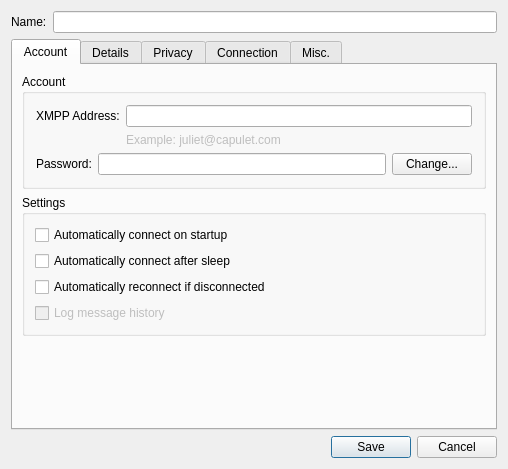
First picture: the form in src/accountmodify.ui, repository mconf/mconf-chat-desktop, before the edit.
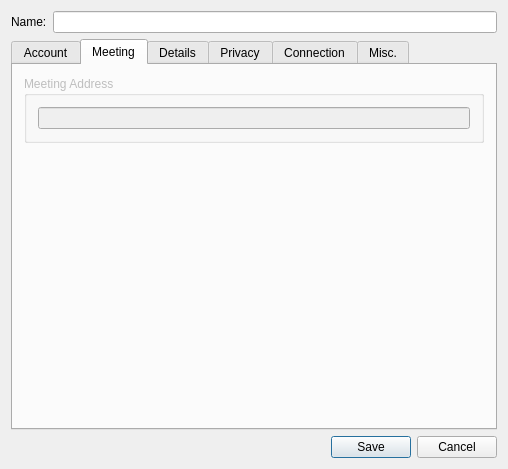
Second picture: the form after the edit. The open tabs and pages were chosen to show the change.

Commit message: layout for meeting address edit

What changed in the file:
```diff
--- a/src/accountmodify.ui
+++ b/src/accountmodify.ui
@@ -30,6 +30,9 @@
    </item>
    <item>
     <widget class="QTabWidget" name="tab_main">
+     <property name="enabled">
+      <bool>true</bool>
+     </property>
      <property name="tabShape">
       <enum>QTabWidget::Rounded</enum>
      </property>
@@ -239,6 +242,41 @@
        </item>
       </layout>
      </widget>
+     <widget class="QWidget" name="tab_meeting">
+      <property name="enabled">
+       <bool>false</bool>
+      </property>
+      <attribute name="title">
+       <string>Meeting</string>
+      </attribute>
+      <layout class="QVBoxLayout" name="verticalLayout_4">
+       <item>
+        <widget class="QGroupBox" name="gb_meetingAddress">
+         <property name="title">
+          <string>Meeting Address</string>
+         </property>
+         <layout class="QVBoxLayout" name="verticalLayout_5">
+          <item>
+           <widget class="QLineEdit" name="le_meetingAddress"/>
+          </item>
+         </layout>
+        </widget>
+       </item>
+       <item>
+        <spacer name="verticalSpacer">
+         <property name="orientation">
+          <enum>Qt::Vertical</enum>
+         </property>
+         <property name="sizeHint" stdset="0">
+          <size>
+           <width>20</width>
+           <height>40</height>
+          </size>
+         </property>
+        </spacer>
+       </item>
+      </layout>
+     </widget>
      <widget class="QWidget" name="tab_details">
       <attribute name="title">
        <string>Details</string>
```
